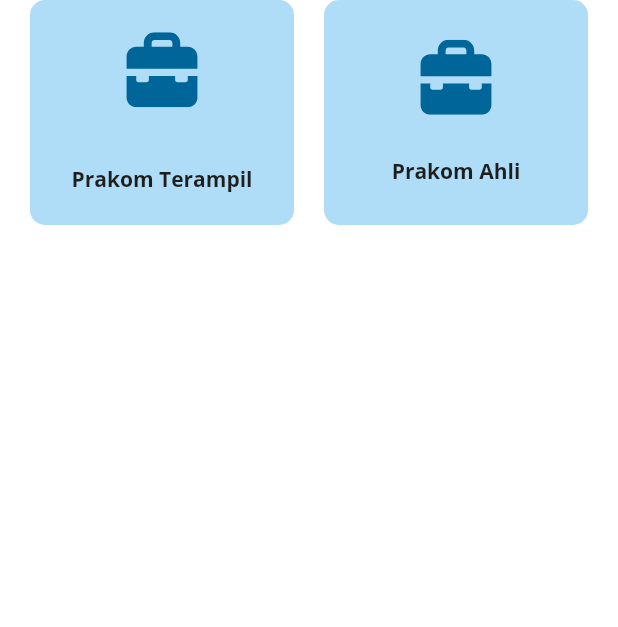
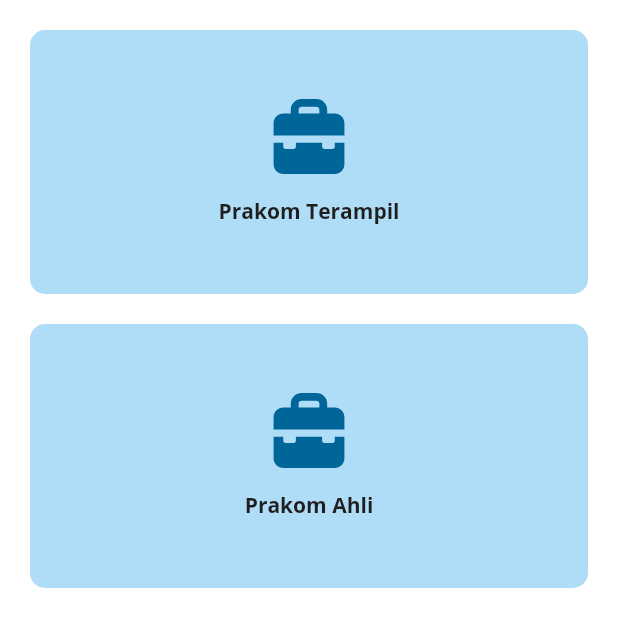
Before and after one commit to zahlulapaaja/skripsi_flutter, a Flutter app: the JenjangScreen widget shown alone on an empty page, opened directly, after a tap on "Prakom Terampil", on a phone screen of 412 x 824 dp. Shown: the top 627 px of the screen. Run offline on Flutter 3.47's test engine with Material 2 defaults, Android fonts, the phone set to English and light mode, and no system bars; our stand-ins replace dropdown_search, file_picker, flutter_svg, font_awesome_flutter, open_file, pie_chart and 2 more; missing offline and left inert: number_inc_dec, syncfusion_flutter_xlsio; accounts and stored records are empty; project files that could hold a hidden picture were left out.

Commit message:
searchbox dictionary aman

```diff
--- a/buku_saku_2/lib/screens/app/app_screen.dart
+++ b/buku_saku_2/lib/screens/app/app_screen.dart
@@ -8,7 +8,6 @@ import 'package:buku_saku_2/screens/app/models/profile.dart';
 import 'package:buku_saku_2/screens/app/models/providers/notes_provider.dart';
 import 'package:buku_saku_2/screens/app/models/providers/profile_provider.dart';
 import 'package:buku_saku_2/screens/app/models/providers/screen_provider.dart';
-import 'package:buku_saku_2/screens/app/profile/setting_screen.dart';
 import 'package:flutter/material.dart';
 import 'package:buku_saku_2/configs/colors.dart';
 import 'package:buku_saku_2/screens/app/controllers/drawer_user_controller.dart';
@@ -149,6 +148,8 @@ class _AppScreenState extends State<AppScreen> with TickerProviderStateMixin {
                       animationController: animationController);
                   context.read<DictionaryProvider>().setDictionaryList =
                       const JenjangScreen();
+                  context.read<DictionaryProvider>().setSearchboxExist = false;
+                  context.read<DictionaryProvider>().setQuery = '';
                 });
                 break;
 
--- a/buku_saku_2/lib/screens/app/dictionary/dictionary_screen.dart
+++ b/buku_saku_2/lib/screens/app/dictionary/dictionary_screen.dart
@@ -32,7 +32,8 @@ class _DictionaryScreenState extends State<DictionaryScreen> {
                 ),
                 scrollDirection: Axis.vertical,
                 children: [
-                  const DictSearchBox(),
+                  if (context.watch<DictionaryProvider>().searchboxExist)
+                    DictSearchBox(),
                   context.watch<DictionaryProvider>().dictionaryList,
                   // getDictionaryListViewUI(),
                 ]),
--- a/buku_saku_2/lib/screens/app/dictionary/screens/jenjang_screen.dart
+++ b/buku_saku_2/lib/screens/app/dictionary/screens/jenjang_screen.dart
@@ -11,21 +11,23 @@ class JenjangScreen extends StatelessWidget {
 
   @override
   Widget build(BuildContext context) {
-    return Padding(
-      padding: const EdgeInsets.symmetric(horizontal: 20),
-      child: Row(
+    return Container(
+      height: MediaQuery.of(context).size.height * 0.5,
+      padding: const EdgeInsets.symmetric(horizontal: 20, vertical: 20),
+      child: Column(
         children: <Widget>[
           Expanded(
-            child: SizedBox(
-              height: 150,
             child: TextButton(
               onPressed: () {
+                context.read<DictionaryProvider>().setSelectedJenjang =
+                    "terampil";
                 context.read<DictionaryProvider>().setDictionaryList =
-                      const UnsurScreen(jenjang: 'terampil');
+                    const UnsurScreen();
+                context.read<DictionaryProvider>().setSearchboxExist = true;
               },
               style: AppConstants.kDictBtnStyle,
               child: Column(
-                  mainAxisAlignment: MainAxisAlignment.spaceEvenly,
+                mainAxisAlignment: MainAxisAlignment.center,
                 crossAxisAlignment: CrossAxisAlignment.stretch,
                 children: <Widget>[
                   SvgPicture.asset(
@@ -42,15 +44,14 @@ class JenjangScreen extends StatelessWidget {
               ),
             ),
           ),
-          ),
-          const SizedBox(width: 20),
+          const SizedBox(height: 20),
           Expanded(
-            child: SizedBox(
-              height: 150,
             child: TextButton(
               onPressed: () {
+                context.read<DictionaryProvider>().setSelectedJenjang = "ahli";
                 context.read<DictionaryProvider>().setDictionaryList =
-                      const UnsurScreen(jenjang: 'ahli');
+                    const UnsurScreen();
+                context.read<DictionaryProvider>().setSearchboxExist = true;
               },
               style: TextButton.styleFrom(
                 backgroundColor: AppColors.info,
@@ -61,7 +62,7 @@ class JenjangScreen extends StatelessWidget {
                 ),
               ),
               child: Column(
-                  mainAxisAlignment: MainAxisAlignment.spaceEvenly,
+                mainAxisAlignment: MainAxisAlignment.center,
                 crossAxisAlignment: CrossAxisAlignment.stretch,
                 children: <Widget>[
                   SvgPicture.asset(
@@ -78,7 +79,6 @@ class JenjangScreen extends StatelessWidget {
               ),
             ),
           ),
-          ),
         ],
       ),
     );
--- a/buku_saku_2/lib/screens/app/models/providers/dictionary_provider.dart
+++ b/buku_saku_2/lib/screens/app/models/providers/dictionary_provider.dart
@@ -13,6 +13,8 @@ class DictionaryProvider with ChangeNotifier {
   final jsonTambahan = 'assets/jsonfile/data_juknis_tambahan.json';
 
   String _query = '';
+  String? _selectedJenjang;
+  bool _searchboxExist = false;
   List<Unsur> _jsonData = [];
   List<ButirKegiatan> _allButir = [];
   List<ButirKegiatan> _matchedButir = [];
@@ -23,6 +25,9 @@ class DictionaryProvider with ChangeNotifier {
   List<ButirKegiatan> get allButir => _allButir;
   List<ButirKegiatan> get matchedButir => _matchedButir;
   List<Jenjang>? get listJenjang => _listJenjang;
+  String get selectedJenjang => _selectedJenjang!;
+  bool get searchboxExist => _searchboxExist;
+  bool get isQueryExist => (_query == '') ? false : true;
 
   Jenjang? _jenjang;
   List<Jenjang>? _listJenjang;
@@ -100,8 +105,10 @@ class DictionaryProvider with ChangeNotifier {
     _matchedButir = [];
 
     _query = query.toLowerCase();
+    print(_query);
+    print(_allButir.length);
     for (var butir in _allButir) {
-      String judul = butir.judul.trim().toLowerCase();
+      String judul = butir.judul.toLowerCase();
       if (judul.contains(_query)) {
         _matchedButir.add(butir);
       }
@@ -114,7 +121,13 @@ class DictionaryProvider with ChangeNotifier {
     notifyListeners();
   }
 
-  set setAllButir(List<ButirKegiatan> data) {
-    _allButir = data;
+  set setSelectedJenjang(String jenjang) {
+    _selectedJenjang = jenjang;
+    notifyListeners();
+  }
+
+  set setSearchboxExist(bool value) {
+    _searchboxExist = value;
+    notifyListeners();
   }
 }
```
Also changed, not shown: buku_saku_2/lib/screens/app/dictionary/components/dict_searchbox.dart (+16 -11 lines), buku_saku_2/lib/screens/app/dictionary/screens/unsur_screen.dart (+5 -4 lines). Lines whose indentation alone changed are shown as unchanged.
